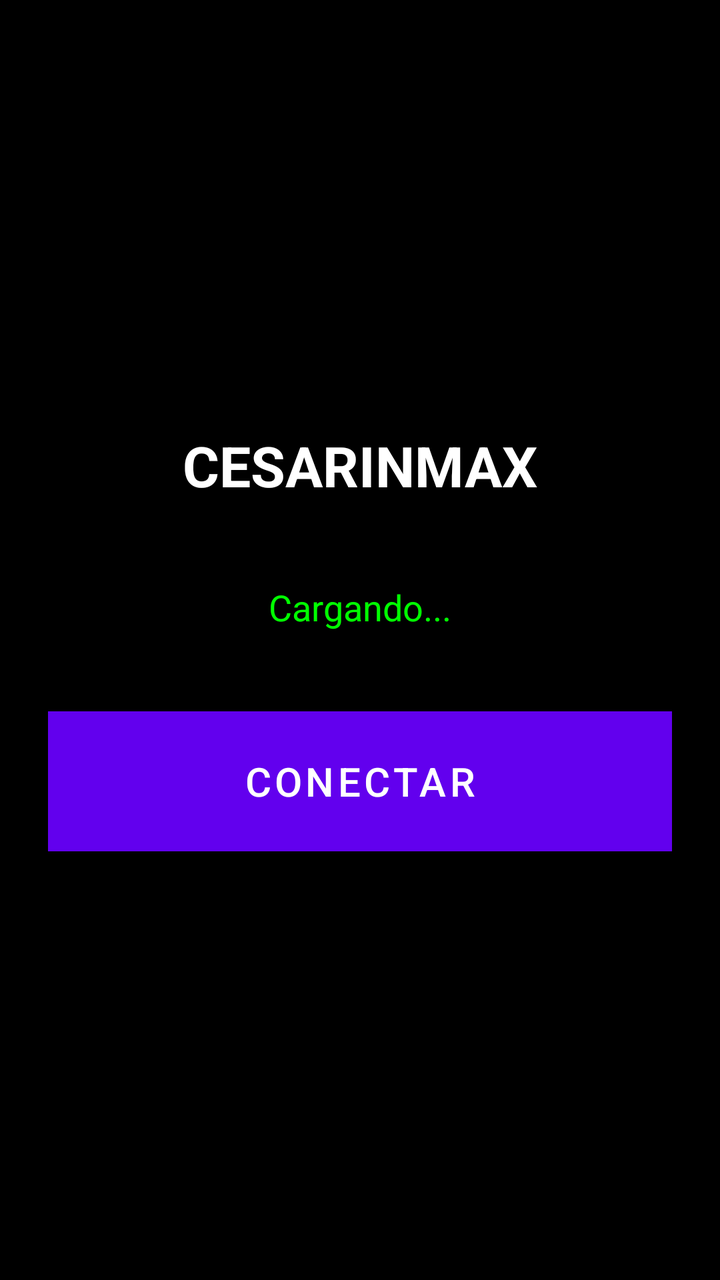
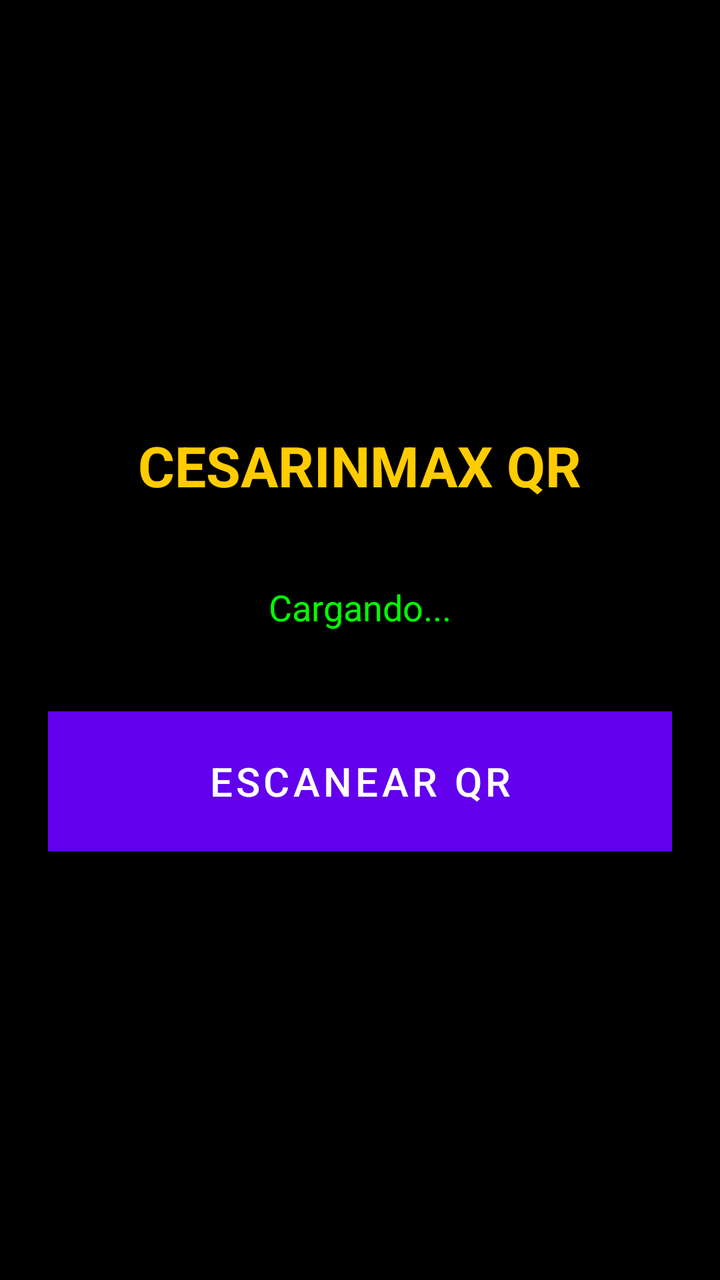

Two renders of the same Android screen: before a commit and after it. Below are the layout's source before the change and the commit's diff.
<!-- AndroidManifest.xml: fallback theme Theme.MaterialComponents.DayNight.NoActionBar -->
<!-- res/layout/activity_main.xml -->
<?xml version="1.0" encoding="utf-8"?>
<LinearLayout xmlns:android="http://schemas.android.com/apk/res/android"
    android:layout_width="match_parent"
    android:layout_height="match_parent"
    android:background="#000"
    android:orientation="vertical"
    android:gravity="center"
    android:padding="24dp">

    <TextView
        android:layout_width="wrap_content"
        android:layout_height="wrap_content"
        android:text="CESARINMAX"
        android:textColor="#FFF"
        android:textSize="28sp"
        android:textStyle="bold"
        android:layout_marginBottom="40dp"/>

    <TextView
        android:id="@+id/tvEstado"
        android:layout_width="wrap_content"
        android:layout_height="wrap_content"
        android:text="Cargando..."
        android:textColor="#0F0"
        android:textSize="18sp"
        android:layout_marginBottom="40dp"/>

    <Button
        android:id="@+id/btnConectar"
        android:layout_width="match_parent"
        android:layout_height="70dp"
        android:text="CONECTAR"
        android:background="#D32F2F"
        android:textColor="#FFF"
        android:textSize="20sp"/>

</LinearLayout>
<!-- resources referenced by this layout -->
<resources>

</resources>

<!-- the commit's change to res/layout/activity_main.xml (unified diff, before → after) -->
@@ -2,7 +2,7 @@
 <LinearLayout xmlns:android="http://schemas.android.com/apk/res/android"
     android:layout_width="match_parent"
     android:layout_height="match_parent"
-    android:background="#000"
+    android:background="#000000"
     android:orientation="vertical"
     android:gravity="center"
     android:padding="24dp">
@@ -10,8 +10,8 @@
     <TextView
         android:layout_width="wrap_content"
         android:layout_height="wrap_content"
-        android:text="CESARINMAX"
-        android:textColor="#FFF"
+        android:text="CESARINMAX QR"
+        android:textColor="#FFCC00"
         android:textSize="28sp"
         android:textStyle="bold"
         android:layout_marginBottom="40dp"/>
@@ -21,17 +21,17 @@
         android:layout_width="wrap_content"
         android:layout_height="wrap_content"
         android:text="Cargando..."
-        android:textColor="#0F0"
+        android:textColor="#00FF00"
         android:textSize="18sp"
         android:layout_marginBottom="40dp"/>
 
     <Button
-        android:id="@+id/btnConectar"
+        android:id="@+id/btnEscanear"
         android:layout_width="match_parent"
         android:layout_height="70dp"
-        android:text="CONECTAR"
+        android:text="ESCANEAR QR"
         android:background="#D32F2F"
-        android:textColor="#FFF"
+        android:textColor="#FFFFFF"
         android:textSize="20sp"/>
 
 </LinearLayout>
